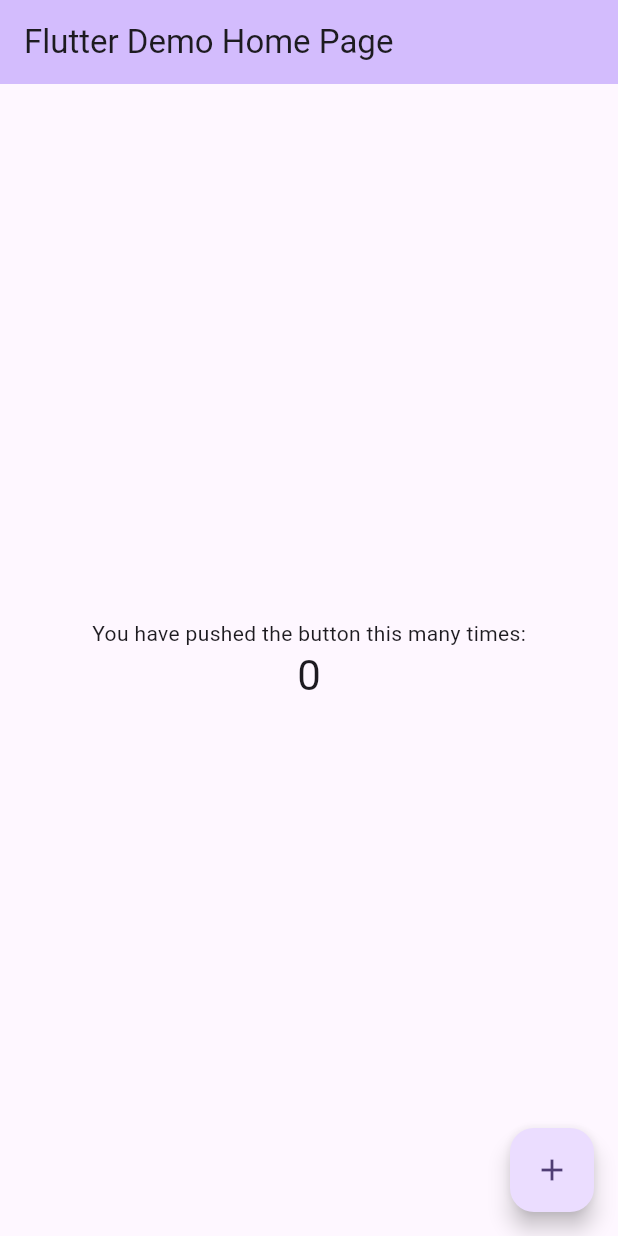
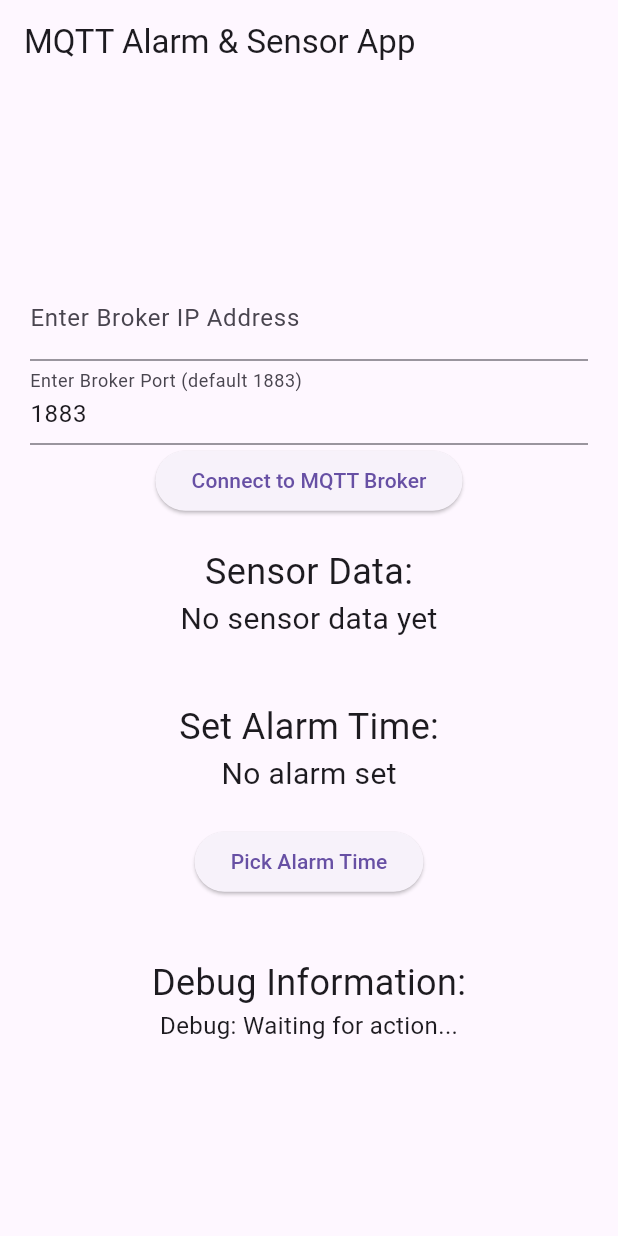
Before and after one commit to Phoenix-mk3/app, a Flutter app: the screen it shows after launch, on a phone screen of 412 x 824 dp. Run offline on Flutter 3.47's test engine with Material 3 defaults, Android fonts, the phone set to English and light mode, and no system bars; missing offline and left inert: mqtt_client.

Commit message:
Add files via upload
App exemple på MQTT kommunikasjon. test ved hjelp av oppkobling og henting av sensor data i sanntid. Kan også sende alarmtidspunkt til MQTT som blir tatt i mot i hubben. Tanken var å sende dette videre igjen til esp32 for å oppdatere tidspunkt for alarmen

```diff
--- a/lib/main.dart
+++ b/lib/main.dart
@@ -1,125 +1,180 @@
 import 'package:flutter/material.dart';
+import 'package:mqtt_client/mqtt_client.dart'; // Import av MQTT-klienten
+import 'package:mqtt_client/mqtt_server_client.dart';  // Import av MqttServerClient-klassen
 
 void main() {
-  runApp(const MyApp());
+  runApp(MyApp());
 }
 
 class MyApp extends StatelessWidget {
-  const MyApp({super.key});
-
-  // This widget is the root of your application.
   @override
   Widget build(BuildContext context) {
     return MaterialApp(
-      title: 'Flutter Demo',
+      title: 'MQTT Alarm and Sensor App',
       theme: ThemeData(
-        // This is the theme of your application.
-        //
-        // TRY THIS: Try running your application with "flutter run". You'll see
-        // the application has a purple toolbar. Then, without quitting the app,
-        // try changing the seedColor in the colorScheme below to Colors.green
-        // and then invoke "hot reload" (save your changes or press the "hot
-        // reload" button in a Flutter-supported IDE, or press "r" if you used
-        // the command line to start the app).
-        //
-        // Notice that the counter didn't reset back to zero; the application
-        // state is not lost during the reload. To reset the state, use hot
-        // restart instead.
-        //
-        // This works for code too, not just values: Most code changes can be
-        // tested with just a hot reload.
-        colorScheme: ColorScheme.fromSeed(seedColor: Colors.deepPurple),
-        useMaterial3: true,
+        primarySwatch: Colors.blue,
       ),
-      home: const MyHomePage(title: 'Flutter Demo Home Page'),
+      home: MyHomePage(),
     );
   }
 }
 
 class MyHomePage extends StatefulWidget {
-  const MyHomePage({super.key, required this.title});
-
-  // This widget is the home page of your application. It is stateful, meaning
-  // that it has a State object (defined below) that contains fields that affect
-  // how it looks.
-
-  // This class is the configuration for the state. It holds the values (in this
-  // case the title) provided by the parent (in this case the App widget) and
-  // used by the build method of the State. Fields in a Widget subclass are
-  // always marked "final".
-
-  final String title;
-
   @override
-  State<MyHomePage> createState() => _MyHomePageState();
+  _MyHomePageState createState() => _MyHomePageState();
 }
 
 class _MyHomePageState extends State<MyHomePage> {
-  int _counter = 0;
+  MqttServerClient? client;
+  String mqttMessage = "No sensor data yet"; // Sanntid sensordata
+  String alarmTime = "No alarm set"; // Viser alarmtid
+  String debugText = "Debug: Waiting for action..."; // Debug tekst for status
+  TextEditingController ipController = TextEditingController(); // For å skrive inn IP-adressen
+  TextEditingController portController = TextEditingController(); // For å skrive inn portnummer
 
-  void _incrementCounter() {
+  @override
+  void initState() {
+    super.initState();
+    portController.text = '1883'; // Sett standardporten til 1883
+  }
+
+  // Koble til MQTT broker
+  Future<void> connectToMQTT() async {
     setState(() {
-      // This call to setState tells the Flutter framework that something has
-      // changed in this State, which causes it to rerun the build method below
-      // so that the display can reflect the updated values. If we changed
-      // _counter without calling setState(), then the build method would not be
-      // called again, and so nothing would appear to happen.
-      _counter++;
+      debugText = "Connecting to MQTT broker...";
     });
+
+    String brokerIP = ipController.text;
+    int brokerPort = int.tryParse(portController.text) ?? 1883;
+
+    client = MqttServerClient.withPort(brokerIP, 'flutter_client', brokerPort);
+    client!.logging(on: true); // Slå på logging for debugging
+
+    try {
+      await client!.connect(); // Koble til MQTT-broker
+      setState(() {
+        debugText = "Connected to MQTT broker at $brokerIP:$brokerPort";
+      });
+      print('Connected to MQTT broker');
+
+      // Abonner på sensordata-topic
+      client!.subscribe('sensor/data', MqttQos.atMostOnce);
+
+      // Lytt etter innkommende sensordata-meldinger
+      client!.updates!.listen((List<MqttReceivedMessage<MqttMessage>> c) {
+        final MqttPublishMessage recMess = c[0].payload as MqttPublishMessage;
+        final String message = MqttPublishPayload.bytesToStringAsString(recMess.payload.message);
+
+        setState(() {
+          mqttMessage = message; // Oppdater skjermen med sensordata
+          debugText = "Received message: $message from topic: ${c[0].topic}";
+        });
+
+        print('Received message: $message from topic: ${c[0].topic}');
+      });
+    } catch (e) {
+      setState(() {
+        debugText = "Failed to connect: $e";
+      });
+      print('Exception: $e');
+      client!.disconnect();
+    }
+  }
+
+  // Funksjon for å sende alarmtid via MQTT
+  void sendAlarmTime(String time) {
+    final builder = MqttClientPayloadBuilder();
+    builder.addString(time); // Alarmtid som meldingsinnhold
+
+    client!.publishMessage('app/alarmtime', MqttQos.atMostOnce, builder.payload!);
+    setState(() {
+      debugText = "Alarm time sent: $time";
+    });
+    print('Alarm time sent: $time');
+  }
+
+  // Funksjon for å velge alarmtid ved hjelp av Flutter sin innebygde time picker
+  Future<void> _selectTime(BuildContext context) async {
+    final TimeOfDay? picked = await showTimePicker(
+      context: context,
+      initialTime: TimeOfDay.now(),
+    );
+    if (picked != null) {
+      setState(() {
+        alarmTime = '${picked.hour}:${picked.minute}';
+      });
+      sendAlarmTime(alarmTime); // Sender alarmtid via MQTT
+    }
   }
 
   @override
   Widget build(BuildContext context) {
-    // This method is rerun every time setState is called, for instance as done
-    // by the _incrementCounter method above.
-    //
-    // The Flutter framework has been optimized to make rerunning build methods
-    // fast, so that you can just rebuild anything that needs updating rather
-    // than having to individually change instances of widgets.
     return Scaffold(
       appBar: AppBar(
-        // TRY THIS: Try changing the color here to a specific color (to
-        // Colors.amber, perhaps?) and trigger a hot reload to see the AppBar
-        // change color while the other colors stay the same.
-        backgroundColor: Theme.of(context).colorScheme.inversePrimary,
-        // Here we take the value from the MyHomePage object that was created by
-        // the App.build method, and use it to set our appbar title.
-        title: Text(widget.title),
+        title: Text("MQTT Alarm & Sensor App"),
       ),
       body: Center(
-        // Center is a layout widget. It takes a single child and positions it
-        // in the middle of the parent.
         child: Column(
-          // Column is also a layout widget. It takes a list of children and
-          // arranges them vertically. By default, it sizes itself to fit its
-          // children horizontally, and tries to be as tall as its parent.
-          //
-          // Column has various properties to control how it sizes itself and
-          // how it positions its children. Here we use mainAxisAlignment to
-          // center the children vertically; the main axis here is the vertical
-          // axis because Columns are vertical (the cross axis would be
-          // horizontal).
-          //
-          // TRY THIS: Invoke "debug painting" (choose the "Toggle Debug Paint"
-          // action in the IDE, or press "p" in the console), to see the
-          // wireframe for each widget.
           mainAxisAlignment: MainAxisAlignment.center,
           children: <Widget>[
-            const Text(
-              'You have pushed the button this many times:',
+            Padding(
+              padding: const EdgeInsets.symmetric(horizontal: 20.0),
+              child: TextField(
+                controller: ipController,
+                decoration: InputDecoration(labelText: 'Enter Broker IP Address'),
+              ),
+            ),
+            Padding(
+              padding: const EdgeInsets.symmetric(horizontal: 20.0),
+              child: TextField(
+                controller: portController,
+                decoration: InputDecoration(labelText: 'Enter Broker Port (default 1883)'),
+                keyboardType: TextInputType.number,
+              ),
+            ),
+            ElevatedButton(
+              onPressed: () {
+                connectToMQTT(); // Koble til MQTT broker
+              },
+              child: Text('Connect to MQTT Broker'),
+            ),
+            SizedBox(height: 20),
+            Text(
+              'Sensor Data:',
+              style: TextStyle(fontSize: 24),
             ),
             Text(
-              '$_counter',
-              style: Theme.of(context).textTheme.headlineMedium,
+              mqttMessage,  // Viser sanntid sensordata fra MQTT
+              style: TextStyle(fontSize: 20),
+            ),
+            SizedBox(height: 40),
+            Text(
+              'Set Alarm Time:',
+              style: TextStyle(fontSize: 24),
+            ),
+            Text(
+              alarmTime,  // Viser valgt alarmtid
+              style: TextStyle(fontSize: 20),
+            ),
+            SizedBox(height: 20),
+            ElevatedButton(
+              onPressed: () {
+                _selectTime(context);  // Åpner Flutter sin innebygde time picker
+              },
+              child: Text('Pick Alarm Time'),
+            ),
+            SizedBox(height: 40),
+            Text(
+              'Debug Information:',
+              style: TextStyle(fontSize: 24),
+            ),
+            Text(
+              debugText,  // Viser debug-informasjon
+              style: TextStyle(fontSize: 16),
             ),
           ],
         ),
       ),
-      floatingActionButton: FloatingActionButton(
-        onPressed: _incrementCounter,
-        tooltip: 'Increment',
-        child: const Icon(Icons.add),
-      ), // This trailing comma makes auto-formatting nicer for build methods.
     );
   }
 }
```
Also changed, not shown: pubspec.yaml (+10 -73 lines).
